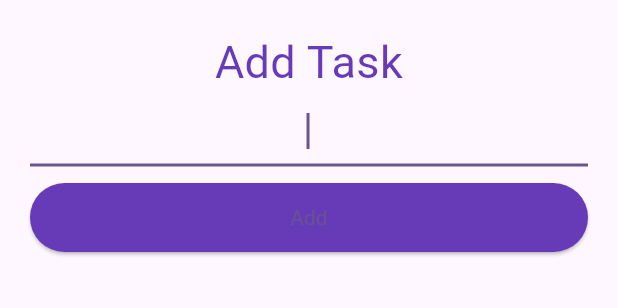
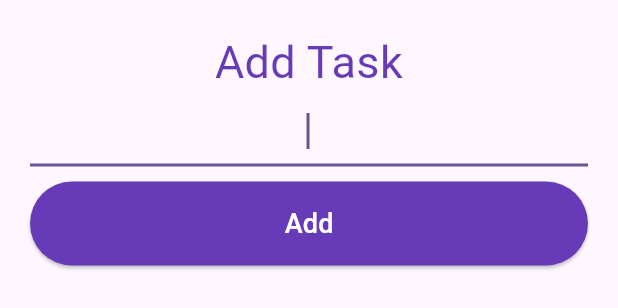
Before and after one commit to MoYusuf1/todoprojectapp, a Flutter app: the AddTaskScreen widget shown alone on an empty page, opened directly, on a phone screen of 412 x 824 dp. Shown: the top 308 px of the screen. Run offline on Flutter 3.47's test engine with Material 3 defaults, Android fonts, the phone set to English and light mode, and no system bars.

Commit message:
fixed button issue

```diff
--- a/lib/main.dart
+++ b/lib/main.dart
@@ -177,17 +177,24 @@ class AddTaskScreen extends StatelessWidget {
           const SizedBox(height: 10),
           ElevatedButton(
             onPressed: () {
-              Provider.of<TaskData>(context, listen: false)
-                  .addTask(newTaskTitle);
-              Navigator.pop(context);
+              if (newTaskTitle.isNotEmpty) {
+                Provider.of<TaskData>(context, listen: false).addTask(newTaskTitle);
+                Navigator.pop(context);
+              }
             },
             style: ElevatedButton.styleFrom(
               backgroundColor: Colors.deepPurple,
               padding: const EdgeInsets.all(15),
-              textStyle: const TextStyle(color: Colors.white),
             ),
-            child: const Text('Add'),
+            child: const Text(
+              'Add',
+              style: TextStyle(
+                color: Colors.white, // Explicitly set text color to white
+                fontSize: 18,
+              ),
+            ),
           ),
+
         ],
       ),
     );
```
